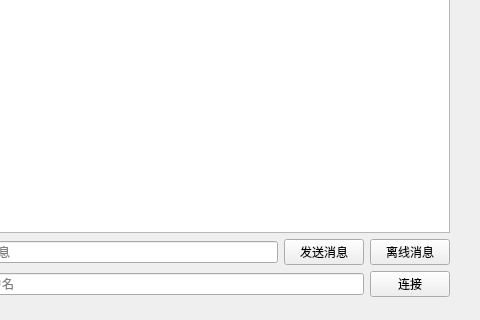
amoeyo/tcp, file SignIn-SignUp-master/Client/talantoo.ui: the form before one commit; both pictures show x 181 to 661 and y 184 to 504 of the 661 by 504 pixel window.
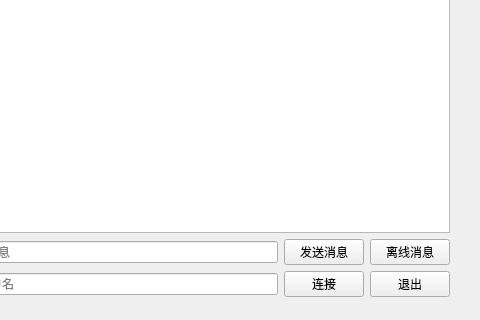
The form after the commit.

What changed in the file:
```diff
--- a/SignIn-SignUp-master/Client/talantoo.ui
+++ b/SignIn-SignUp-master/Client/talantoo.ui
@@ -81,6 +81,13 @@
         </property>
        </widget>
       </item>
+      <item>
+       <widget class="QPushButton" name="exitPbt">
+        <property name="text">
+         <string>退出</string>
+        </property>
+       </widget>
+      </item>
      </layout>
     </item>
    </layout>
```
